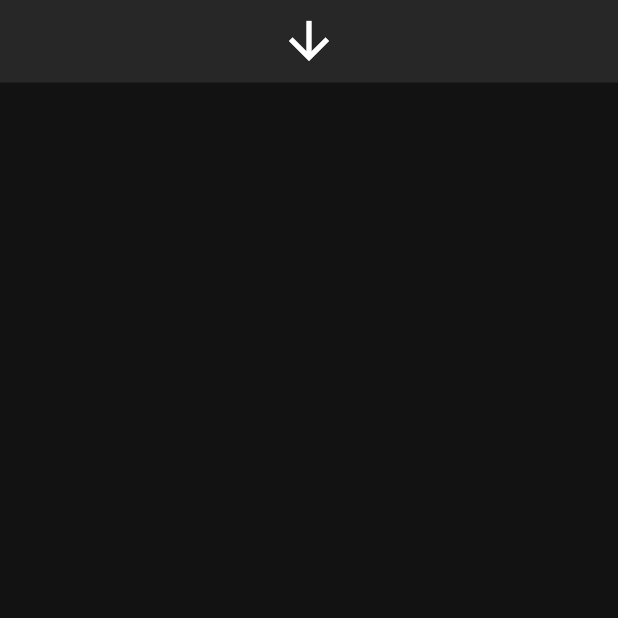
After one commit to redhotsixbull/fiveinch-remote-app, a Flutter app: the QuickMenu screen opened by its route, on a phone screen of 412 x 824 dp, the top half of it. The commit adds this screen. Run offline on Flutter 3.47's test engine with Material 2 defaults, Android fonts, the phone set to English and light mode, and no system bars; our stand-ins replace flutter_svg, local_auth.

Commit message:
add qucik menu page

```diff
--- a/lib/main.dart
+++ b/lib/main.dart
@@ -1,4 +1,5 @@
 
+import 'package:five_inch_remote_app/page/qucik_menu.dart';
 import 'package:five_inch_remote_app/page/widgettest_page.dart';
 import 'package:flutter/material.dart';
 import 'main_page.dart';
@@ -17,7 +18,10 @@ class MyApp extends StatelessWidget {
         primaryColor: Color(0xff121212),
         scaffoldBackgroundColor: Color(0xff121212),
       ),
-      home: WidgetTest(),
+      home: MainPage(),
+      routes: <String, WidgetBuilder>{
+        '/quickMenu': (BuildContext context) => QuickMenu(),
+      }
     );
   }
 
--- a/lib/main_page.dart
+++ b/lib/main_page.dart
@@ -2,6 +2,8 @@
 import 'package:five_inch_remote_app/theme/button_design.dart';
 import 'package:flutter/material.dart';
 import 'package:flutter_svg/flutter_svg.dart';
+
+import 'common/common.dart';
 
 class MainPage extends StatefulWidget {
   @override
@@ -37,7 +39,7 @@ class _MainPageState extends State<MainPage> {
       floatingActionButton: InkWell(
         onTap: () {
           setState(() {
-            isBasic = !isBasic;
+            common.pagePushReplaceRoute(context,"");
           });
         },
         child: Container(
--- /dev/null
+++ b/lib/page/qucik_menu.dart
@@ -0,0 +1,33 @@
+import 'package:flutter/material.dart';
+
+class QuickMenu extends StatefulWidget {
+  @override
+  _QuickMenuState createState() => _QuickMenuState();
+}
+
+class _QuickMenuState extends State<QuickMenu> {
+  @override
+  Widget build(BuildContext context) {
+    return Scaffold(
+      body: Container(),
+      floatingActionButton: InkWell(
+        onTap: () {
+          setState(() {
+
+          });
+        },
+        child: Container(
+            height: 55,
+            width: double.infinity,
+            color: Color(0xff272727),
+            child: Center(
+                child: Icon(
+                  Icons.arrow_downward,
+                  size: 40,
+                  color: Colors.white,
+                ))),
+      ),
+      floatingActionButtonLocation: FloatingActionButtonLocation.centerTop,
+    );
+  }
+}
```
